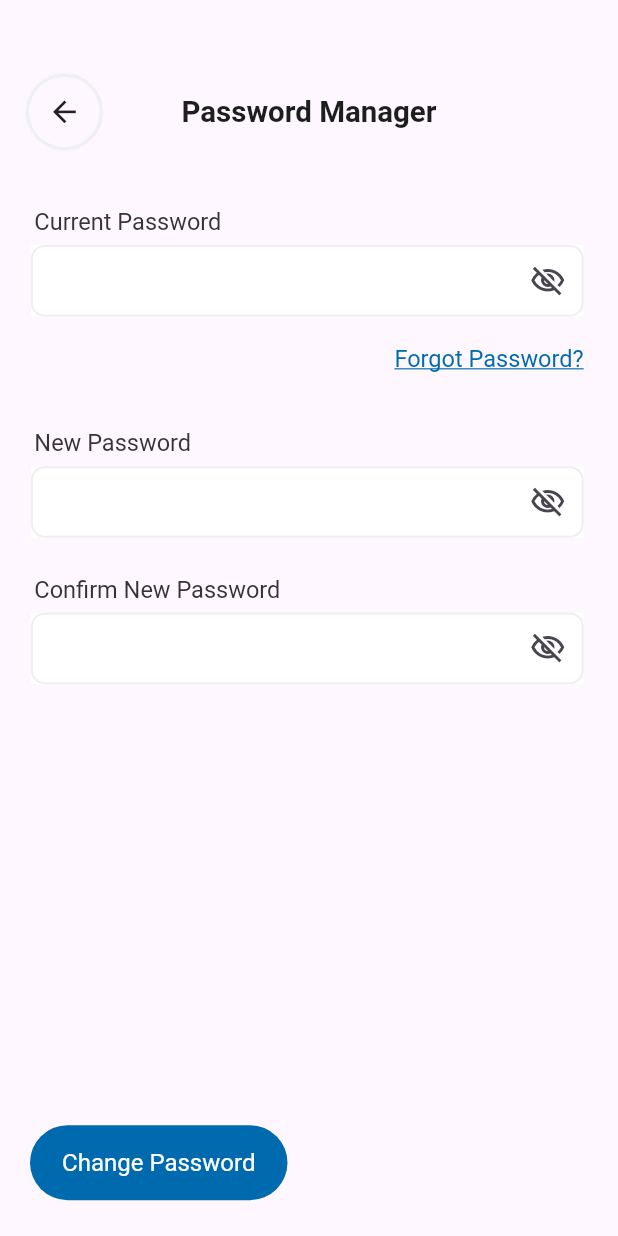
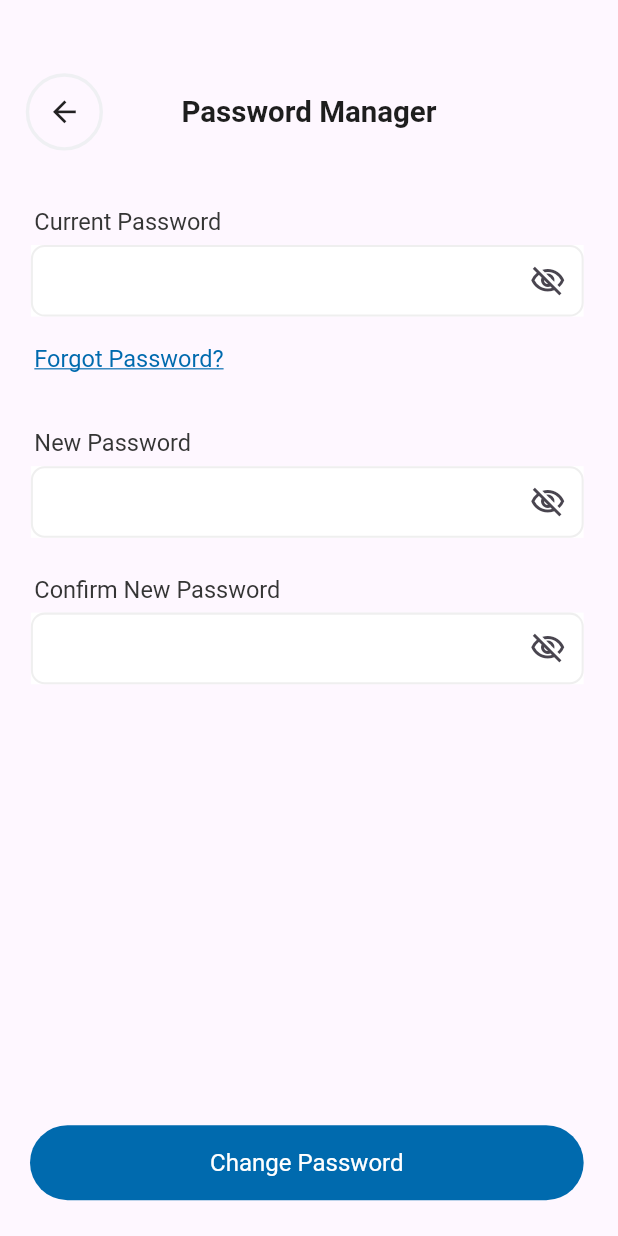
Before and after one commit to khaled365-code/oral_cancer_detection_app, a Flutter app: the PutNewPasswordScreen screen opened by its route, on a phone screen of 412 x 824 dp. Run offline on Flutter 3.47's test engine with Material 3 defaults, Android fonts, the phone set to English and light mode, and no system bars; our stand-ins replace animated_bottom_navigation_bar, bloc, cached_network_image, curved_navigation_bar, dartz, dio and 11 more; accounts and stored records are empty; Roboto replaces fonts that are missing (Helvetica).

Commit message:
new commit

```diff
--- a/lib/core/routes/app_router.dart
+++ b/lib/core/routes/app_router.dart
@@ -15,6 +15,7 @@ import 'package:graduation_project/features/community/presentation/screens/post_
 import 'package:graduation_project/features/diagnosis/presentation/views/questions_view.dart';
 import 'package:graduation_project/features/diagnosis/presentation/views/result_view.dart';
 import 'package:graduation_project/features/profile/data/repos/profile_repos.dart';
+import 'package:graduation_project/features/profile/presentation/manager/contact_us_cubit/contact_us_bloc_cubit.dart';
 import 'package:graduation_project/features/profile/presentation/manager/profile_cubites/profile_cubit.dart';
 import 'package:graduation_project/features/profile/presentation/screens/about_app_screen.dart';
 import 'package:graduation_project/features/profile/presentation/screens/edit_profile.dart';
@@ -34,30 +35,29 @@ import '../../features/community/presentation/screens/post_with_image_screen.dar
 import '../../features/diagnosis/presentation/views/text_question_view.dart';
 import '../../features/home/presentation/views/doctor_screen.dart';
 import '../../features/home/presentation/views/home_screen.dart';
+import '../../features/profile/presentation/screens/contact_us_screen.dart';
 import '../../features/profile/presentation/screens/faq_screen.dart';
 import '../../features/profile/presentation/screens/put_new_password_screen.dart';
 import '../../features/splash/presentation/views/onboearding_screen.dart';
 
 
+class AppRoutes {
 
-
-class AppRoutes
-{
-
-  static Route? onGenerateRoutes(RouteSettings routeSettings)
-  {
-    switch(routeSettings.name)
-    {
+  static Route? onGenerateRoutes(RouteSettings routeSettings) {
+    switch (routeSettings.name) {
       case Routes.home:
-        return MaterialPageRoute(builder: (context) =>const HomePage(),);
+        return MaterialPageRoute(builder: (context) => const HomePage(),);
       case Routes.postWitImageScreen:
-        return MaterialPageRoute(builder: (context) =>const PostWithImageScreen(),);
+        return MaterialPageRoute(
+          builder: (context) => const PostWithImageScreen(),);
       case Routes.noPostsScreen:
-        return MaterialPageRoute(builder: (context) =>const NoPostsScreen(),);
+        return MaterialPageRoute(builder: (context) => const NoPostsScreen(),);
       case Routes.searchPostsScreen:
-        return MaterialPageRoute(builder: (context) =>const SearchPostsScreen(),);
+        return MaterialPageRoute(
+          builder: (context) => const SearchPostsScreen(),);
       case Routes.postDetailsScreen:
-        return MaterialPageRoute(builder: (context) =>const PostDetailsScreen(),);
+        return MaterialPageRoute(
+          builder: (context) => const PostDetailsScreen(),);
       case Routes.addPostScreen:
         return MaterialPageRoute(builder: (context) => AddPostScreen(),);
       case Routes.otpScreen:
@@ -77,19 +77,28 @@ class AppRoutes
       case Routes.resetNewPass:
         return MaterialPageRoute(builder: (context) => const ResetPassword(),);
       case Routes.putNewPassword:
-        return MaterialPageRoute(builder: (context) => const PutNewPasswordScreen(),);
+        return MaterialPageRoute(
+          builder: (context) => const PutNewPasswordScreen(),);
       case Routes.sendCode:
         return MaterialPageRoute(builder: (context) => const SendCode(),);
       case Routes.onBoard:
         return MaterialPageRoute(builder: (context) => OnboardingScreen(),);
+      case Routes.contactUsScreen:
+        return MaterialPageRoute(builder: (context) =>
+            BlocProvider(
+              create: (context) => ContactUsBloc(),
+              child: ContactUsScreen(),
+            ),);
       case Routes.splash:
         return MaterialPageRoute(builder: (context) => const SplashPage(),);
       case Routes.logAs:
         return MaterialPageRoute(builder: (context) => const LogAs(),);
       case Routes.loginScreen:
-        return MaterialPageRoute(builder: (context) => BlocProvider(
-          create: (context)=>SignInCubit(AuthRepos(api: DioConsumer(dio: Dio()))),
-            child: const LoginPage()),);
+        return MaterialPageRoute(builder: (context) =>
+            BlocProvider(
+                create: (context) =>
+                    SignInCubit(AuthRepos(api: DioConsumer(dio: Dio()))),
+                child: const LoginPage()),);
       case Routes.registerScreen:
         return MaterialPageRoute(builder: (context) => const RegisterPage(),);
       case Routes.doctor:
@@ -122,8 +131,6 @@ class AppRoutes
         return MaterialPageRoute(
           builder: (context) => const Center(child: Text('No screen found')),);
     }
-
-
   }
 
 }
--- a/lib/core/routes/routes.dart
+++ b/lib/core/routes/routes.dart
@@ -35,6 +35,10 @@ class Routes
   static const String putNewPassword='/put_new_password_screen';
 
 
+  static const String contactUsScreen='/contact_us_screen';
+
+
+
 
 
 
--- a/lib/core/utilis/colors.dart
+++ b/lib/core/utilis/colors.dart
@@ -54,6 +54,9 @@ class AppColors
 
    static const Color cE6E6E6=Color(0xffE6E6E6C);
 
+   static const Color cD1D1D1=Color(0xffD1D1D1);
+
+
 
 
 
--- a/lib/core/utilis/image_constants.dart
+++ b/lib/core/utilis/image_constants.dart
@@ -110,6 +110,14 @@ class ImageConstants
   static const String settingsIcon='assets/icons/settings_icon.svg';
   static const String questionsIcon='assets/icons/question_icon.svg';
 
+  static const String facebookIcon='assets/icons/facebook.svg';
+  static const String instagramIcon='assets/icons/instagram_icon.svg';
+  static const String twitterIcon='assets/icons/twitter.svg';
+  static const String websiteIcon='assets/icons/website.svg';
+  static const String whatsAppIcon='assets/icons/whatsapp.svg';
+
+
+
 
 
 
--- a/lib/features/home/presentation/views/componants/profile_item_widget.dart
+++ b/lib/features/home/presentation/views/componants/profile_item_widget.dart
@@ -111,6 +111,7 @@ class _ProfileItemWidgetState extends State<ProfileItemWidget> {
               }
             case 4:
             case 5:
+            navigate(context: context, route: Routes.contactUsScreen);
             case 6:
             case 7:
               navigate(context: context, route: Routes.aboutApp);
--- /dev/null
+++ b/lib/features/profile/presentation/manager/contact_us_cubit/contact_us_bloc_cubit.dart
@@ -0,0 +1,32 @@
+import 'package:bloc/bloc.dart';
+import 'package:graduation_project/features/profile/data/profile_models/contact_us_model.dart';
+import 'package:meta/meta.dart';
+
+import '../../../../../core/utilis/image_constants.dart';
+
+part 'contact_us_bloc_state.dart';
+
+class ContactUsBloc extends Cubit<ContactUsBlocState> {
+  ContactUsBloc() : super(ContactUsBlocInitial());
+
+  bool containerISOpen=false;
+
+
+  final List<ContactUSModel>contactUsList=[
+    ContactUSModel(image:  ImageConstants.whatsAppIcon , text: 'WhatsApp',subText: '01013328223'),
+    ContactUSModel(image: ImageConstants.websiteIcon, text: 'Website',subText: 'https://www.linkedin.com/in/khaled-mohamed--658333229'),
+    ContactUSModel(image: ImageConstants.facebookIcon, text: 'Facebook',subText: 'https://www.facebook.com/khaled.M.Elsaeed/'),
+    ContactUSModel(image: ImageConstants.twitterIcon, text: 'Twitter',subText: 'Khaledmo0000'),
+    ContactUSModel(image: ImageConstants.instagramIcon, text: 'instagram',subText: 'https://www.instagram.com/khaaled_mohamed00/'),
+
+  ];
+  changeContainerShape()
+  {
+    containerISOpen=!containerISOpen;
+    emit(ContactUsContainerShapeChangedState());
+
+
+  }
+
+
+}
--- a/lib/features/profile/presentation/screens/edit_profile.dart
+++ b/lib/features/profile/presentation/screens/edit_profile.dart
@@ -251,9 +251,10 @@ class _EditProfileScreenState extends State<EditProfileScreen> {
               Spacer(),
 
               Padding(
-                padding: EdgeInsetsDirectional.only(bottom: 10.h,start: 20.w,end: 20.w),
+                padding: EdgeInsetsDirectional.only(bottom: 15.h,start: 20.w,end: 20.w),
                 child: SharedButton(
                     height: 50,
+                    width: 510,
 
                     onPressed: ()
                     {
--- a/lib/features/profile/presentation/screens/put_new_password_screen.dart
+++ b/lib/features/profile/presentation/screens/put_new_password_screen.dart
@@ -71,19 +71,14 @@ class PutNewPasswordScreen extends StatelessWidget {
                   controller: TextEditingController(),
                   keyboardType: TextInputType.text,),
               ),
-              Row(
-                children: [
-                  Spacer(),
               Padding(
-                    padding:  EdgeInsetsDirectional.only(end: 20.w,top: 15.h),
+                padding:  EdgeInsetsDirectional.only(start: 20.w,top: 15.h),
                 child: ResuableText(
                   textDecoration: TextDecoration.underline,
                   text: 'Forgot Password?',
                   fontSize: 12,
                   color: AppColors.primary,
                 ),
-                  ),
-                ],
               ),
               Padding(
                 padding:  EdgeInsetsDirectional.only(start: 20.w,top: 30.h),
@@ -129,6 +124,7 @@ class PutNewPasswordScreen extends StatelessWidget {
               Padding(
                   padding: EdgeInsetsDirectional.only(bottom: 20.h,start: 20,end: 20.w),
                 child: SharedButton(
+                    width: 410,
                     hasBorderRadius: true,
                     borderRadiusValue: 25,
                     height: 50,
```
Also changed, not shown: lib/features/profile/data/profile_models/contact_us_model.dart (added, +15 -0 lines), lib/features/profile/presentation/components/contact_us_item.dart (added, +116 -0 lines), lib/features/profile/presentation/manager/contact_us_cubit/contact_us_bloc_state.dart (added, +8 -0 lines), lib/features/profile/presentation/screens/contact_us_screen.dart (added, +82 -0 lines), assets/icons/facebook.svg (added), assets/icons/instagram_icon.svg (added), assets/icons/twitter.svg (added), assets/icons/website.svg (added), assets/icons/whatsapp.svg (added). Lines whose indentation alone changed are shown as unchanged.
